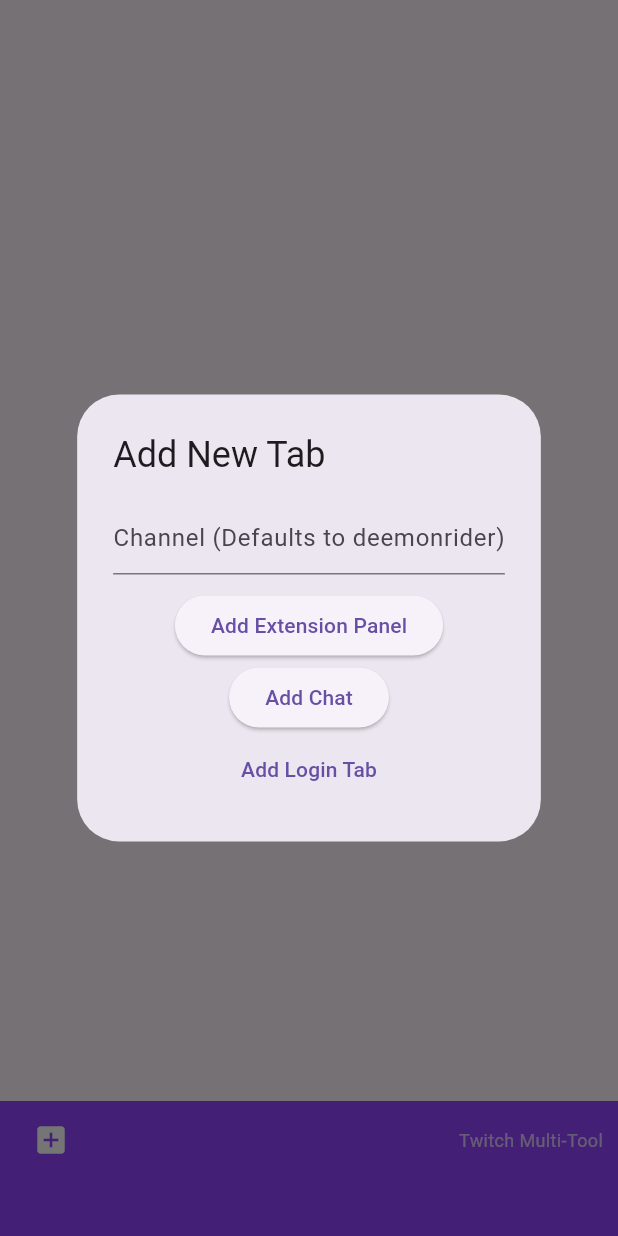
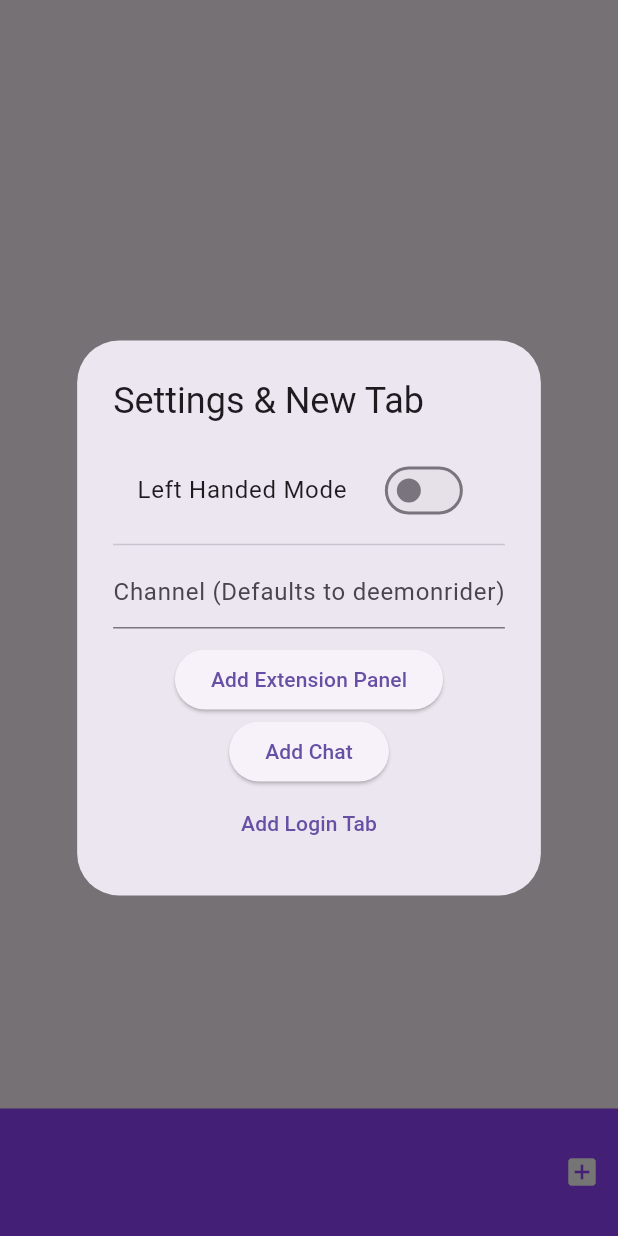
Before and after one commit to JoshuaGutz/my_android_app, a Flutter app: the screen it shows after launch, after a tap on the "add box" icon, on a phone screen of 412 x 824 dp. Run offline on Flutter 3.47's test engine with Material 3 defaults, Android fonts, the phone set to English and light mode, and no system bars; our stand-ins replace shared_preferences, webview_flutter.

Commit message:
Added single-row bottom bar with Left-Handed mode toggle and persistent settings

```diff
--- a/lib/main.dart
+++ b/lib/main.dart
@@ -1,9 +1,10 @@
 import 'package:flutter/material.dart';
 import 'package:webview_flutter/webview_flutter.dart';
+import 'package:shared_preferences/shared_preferences.dart';
 
 void main() {
   runApp(const MaterialApp(
-    debugShowCheckedModeBanner: false, // Hides the "Debug" banner
+    debugShowCheckedModeBanner: false,
     home: TwitchApp(),
   ));
 }
@@ -23,11 +24,30 @@ class TwitchApp extends StatefulWidget {
 class _TwitchAppState extends State<TwitchApp> with TickerProviderStateMixin {
   List<TwitchTab> myTabs = [];
   TabController? _tabController;
+  bool isLeftHanded = false; // Our new preference variable
 
   @override
   void initState() {
     super.initState();
+    _loadHandedness(); // Load your preference on startup
     WidgetsBinding.instance.addPostFrameCallback((_) => _checkTabsAndShowDialog());
+  }
+
+  // Load the saved preference from the phone's memory
+  Future<void>_loadHandedness() async {
+    final prefs = await SharedPreferences.getInstance();
+    setState(() {
+      isLeftHanded = prefs.getBool('isLeftHanded') ?? false;
+    });
+  }
+
+  // Save the preference
+  Future<void> _toggleHandedness(bool value) async {
+    final prefs = await SharedPreferences.getInstance();
+    await prefs.setBool('isLeftHanded', value);
+    setState(() {
+      isLeftHanded = value;
+    });
   }
 
   void _checkTabsAndShowDialog() {
@@ -71,8 +91,20 @@ class _TwitchAppState extends State<TwitchApp> with TickerProviderStateMixin {
 
   @override
   Widget build(BuildContext context) {
+    // We define the two buttons as a reusable list
+    List<Widget> actionButtons = [
+      IconButton(
+        icon: const Icon(Icons.add_box, color: Colors.white),
+        onPressed: () => _showAddDialog(),
+      ),
+      if (myTabs.isNotEmpty)
+        IconButton(
+          icon: const Icon(Icons.refresh, color: Colors.white),
+          onPressed: () => myTabs[_tabController!.index].controller.reload(),
+        ),
+    ];
+
     return Scaffold(
-      // SafeArea prevents content from going under the status bar/clock
       body: SafeArea(
         child: myTabs.isEmpty
           ? const Center(child: Text("No tabs open."))
@@ -83,34 +115,22 @@ class _TwitchAppState extends State<TwitchApp> with TickerProviderStateMixin {
             ),
       ),
       bottomNavigationBar: Container(
-        height: 90, // Slightly taller to accommodate buttons + tabs
-        color: const Color(0xFF9146FF), // Twitch Purple
-        child: Column(
-          mainAxisSize: MainAxisSize.min,
-          children: [
-            // Top part of the bar: Global Buttons
-            Padding(
-              padding: const EdgeInsets.symmetric(horizontal: 10, vertical: 2),
+        height: 85,
+        color: const Color(0xFF9146FF),
         child: Row(
-                mainAxisAlignment: MainAxisAlignment.spaceBetween,
-                children: [
-                  IconButton(
-                    icon: const Icon(Icons.add_box, color: Colors.white),
-                    onPressed: () => _showAddDialog(),
-                  ),
-                  const Text("Twitch Multi-Tool", style: TextStyle(color: Colors.white70, fontSize: 12)),
-                  if (myTabs.isNotEmpty)
-                    IconButton(
-                      icon: const Icon(Icons.refresh, color: Colors.white),
-                      onPressed: () => myTabs[_tabController!.index].controller.reload(),
-                    ),
-                ],
+          // This flips the order of the buttons and tabs based on your setting!
+          children: isLeftHanded
+            ? [...actionButtons, Expanded(child: _buildTabBar())]
+            : [Expanded(child: _buildTabBar()), ...actionButtons],
         ),
       ),
-            // Bottom part: The Scrollable Tabs
-            if (myTabs.isNotEmpty)
-              Expanded(
-                child: TabBar(
+    );
+  }
+
+  // Helper to build the Tab portion specifically
+  Widget _buildTabBar() {
+    if (myTabs.isEmpty) return const SizedBox();
+    return TabBar(
       controller: _tabController,
       isScrollable: true,
       indicatorColor: Colors.white,
@@ -129,11 +149,6 @@ class _TwitchAppState extends State<TwitchApp> with TickerProviderStateMixin {
           ),
         );
       }).toList(),
-                ),
-              ),
-          ],
-        ),
-      ),
     );
   }
 
@@ -143,11 +158,23 @@ class _TwitchAppState extends State<TwitchApp> with TickerProviderStateMixin {
       context: context,
       barrierDismissible: myTabs.isNotEmpty,
       builder: (context) {
+        return StatefulBuilder( // Added to handle the switch UI inside the popup
+          builder: (context, setDialogState) {
             return AlertDialog(
-          title: const Text("Add New Tab"),
+              title: const Text("Settings & New Tab"),
               content: Column(
                 mainAxisSize: MainAxisSize.min,
                 children: [
+                  // Handedness Switch
+                  SwitchListTile(
+                    title: const Text("Left Handed Mode"),
+                    value: isLeftHanded,
+                    onChanged: (bool value) {
+                      _toggleHandedness(value);
+                      setDialogState(() {}); // Refresh the dialog UI
+                    },
+                  ),
+                  const Divider(),
                   TextField(
                     controller: channelController,
                     decoration: const InputDecoration(hintText: "Channel (Defaults to deemonrider)"),
@@ -181,6 +208,8 @@ class _TwitchAppState extends State<TwitchApp> with TickerProviderStateMixin {
                 ],
               ),
             );
+          }
+        );
       },
     );
   }
```
Lines whose indentation alone changed are shown as unchanged.
